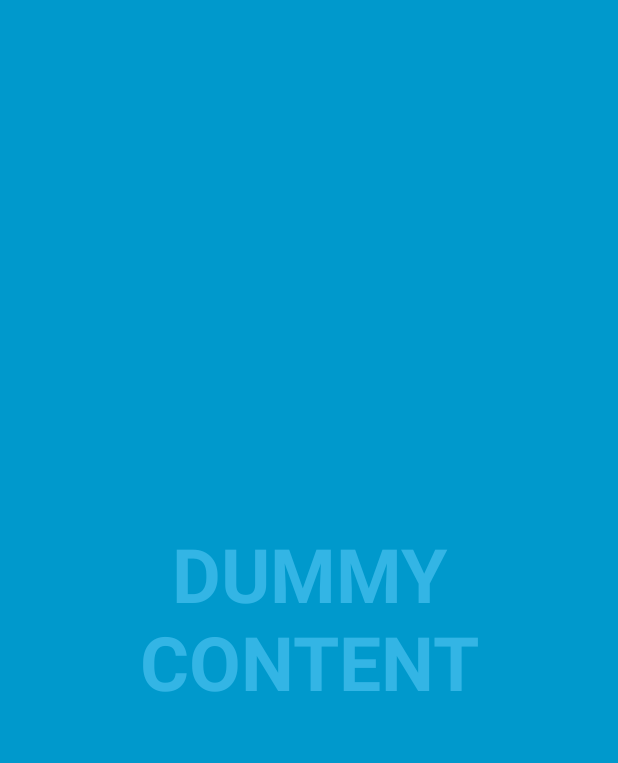
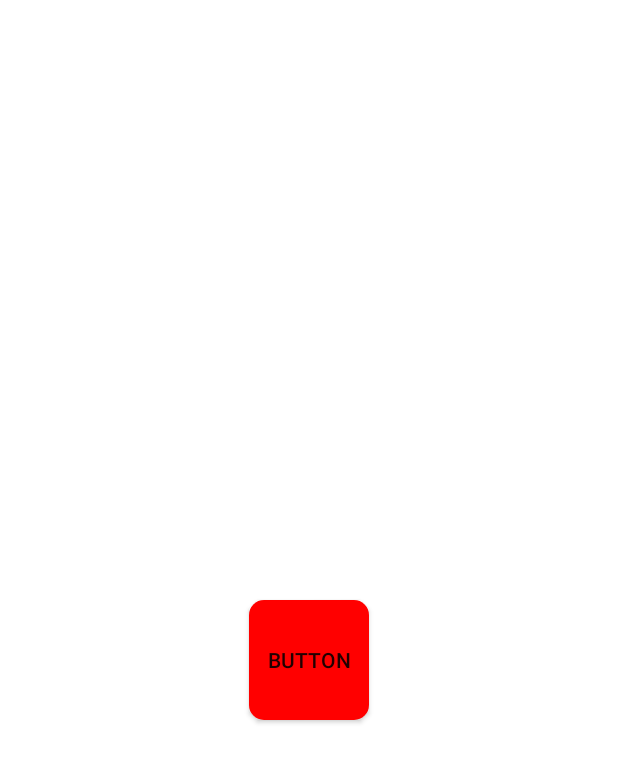
Before and after one commit to elsandner/IconFunctionTest, an Android app: the firstTest screen opened directly, with no data from a screen before it, on a phone screen of 412 x 824 dp. Shown: the top 763 px of the screen. Run offline under Robolectric (Android 15) with nearby library versions, the phone set to English and light mode, and no system bars.

Commit message:
full screen Activity with  Icon-Button

```diff
--- a/app/src/main/java/com/example/iconfunctiontest/Presentation/firstTest.java
+++ b/app/src/main/java/com/example/iconfunctiontest/Presentation/firstTest.java
@@ -5,6 +5,7 @@ import android.annotation.SuppressLint;
 import androidx.appcompat.app.ActionBar;
 import androidx.appcompat.app.AppCompatActivity;
 
+import android.content.Intent;
 import android.os.Bundle;
 import android.os.Handler;
 import android.view.MotionEvent;
@@ -171,4 +172,12 @@ public class firstTest extends AppCompatActivity {
         mHideHandler.removeCallbacks(mHideRunnable);
         mHideHandler.postDelayed(mHideRunnable, delayMillis);
     }
+
+
+    //------------------My Code-----------------------//
+    public void onClickBt_Icon(View view){
+
+        System.out.println("Icon clicked!");
+
+    }
 }
--- a/app/src/main/res/drawable/custom_rounded_corners.xml
+++ b/app/src/main/res/drawable/custom_rounded_corners.xml
@@ -1,7 +1,14 @@
 <?xml version="1.0" encoding="utf-8"?>
 <shape xmlns:android="http://schemas.android.com/apk/res/android">
-    <stroke
-        android:width="3dp"
-        android:color="#F00" />
+
     <corners android:radius="10dp" />
+
+    <padding
+        android:bottom="10dp"
+        android:left="10dp"
+        android:right="10dp"
+        android:top="10dp" />
+
+    <solid android:color="#F00" />
+
 </shape>
--- a/app/src/main/res/layout/activity_first_test.xml
+++ b/app/src/main/res/layout/activity_first_test.xml
@@ -25,6 +25,7 @@
     <FrameLayout
         android:layout_width="match_parent"
         android:layout_height="match_parent"
+        android:background="#FFFFFF"
         android:fitsSystemWindows="true">
 
         <LinearLayout
@@ -46,6 +47,15 @@
                 android:text="@string/dummy_button" />
 
         </LinearLayout>
+
+        <Button
+            android:id="@+id/button"
+            android:layout_width="80dp"
+            android:layout_height="80dp"
+            android:layout_gravity="center|center"
+            android:background="@drawable/custom_rounded_corners"
+            android:onClick="onClickBt_Icon"
+            android:text="Button" />
     </FrameLayout>
 
 </FrameLayout>
```
